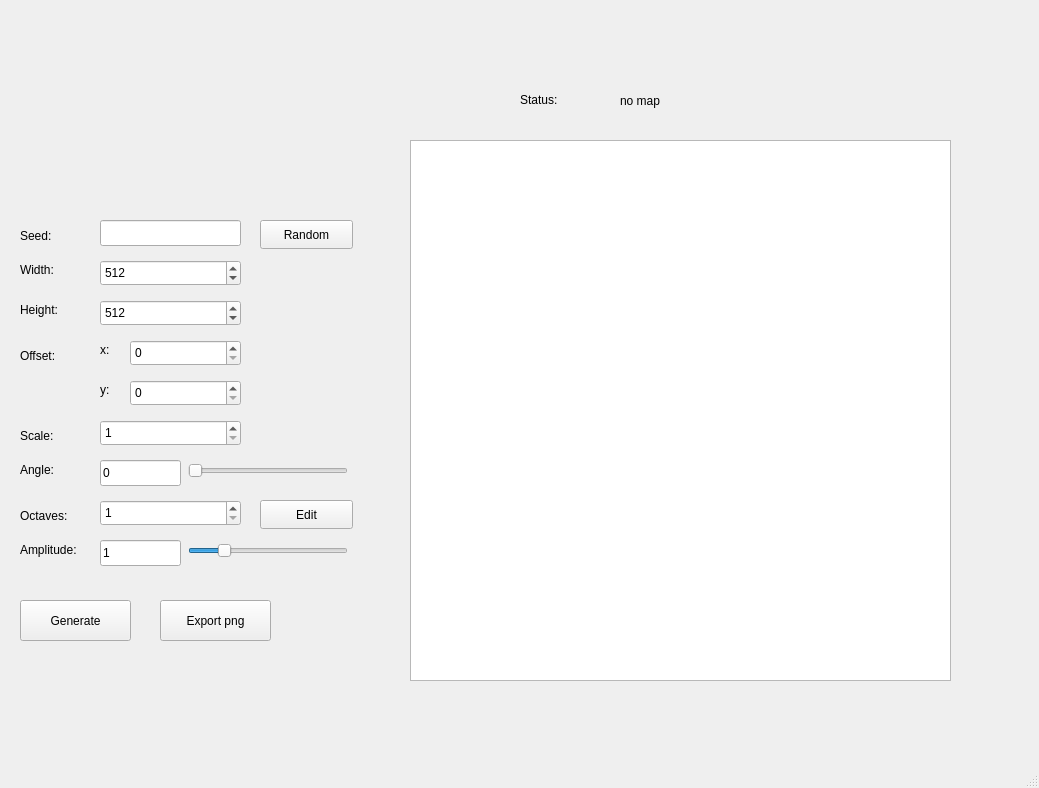
This is Generator/UI/mainwindow.ui in TheAndrewLa/terrain_tools as Qt 5 draws it before an edit. The edited form follows.
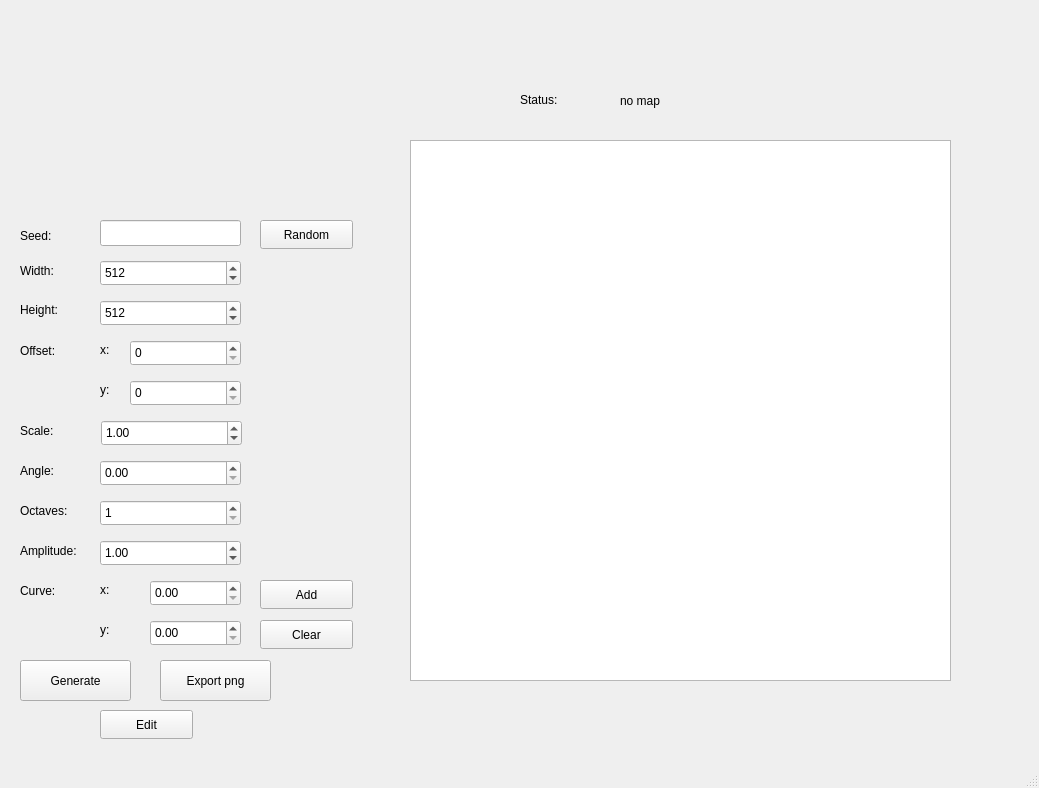
This is the edited form.

```diff
--- a/Generator/UI/mainwindow.ui
+++ b/Generator/UI/mainwindow.ui
@@ -46,7 +46,7 @@
       <x>20</x>
       <y>340</y>
       <width>71</width>
-      <height>31</height>
+      <height>21</height>
      </rect>
     </property>
     <property name="text">
@@ -59,7 +59,7 @@
       <x>20</x>
       <y>420</y>
       <width>71</width>
-      <height>31</height>
+      <height>21</height>
      </rect>
     </property>
     <property name="text">
@@ -83,7 +83,7 @@
     <property name="geometry">
      <rect>
       <x>20</x>
-      <y>600</y>
+      <y>660</y>
       <width>111</width>
       <height>41</height>
      </rect>
@@ -108,7 +108,7 @@
       <x>20</x>
       <y>260</y>
       <width>63</width>
-      <height>20</height>
+      <height>21</height>
      </rect>
     </property>
     <property name="text">
@@ -133,8 +133,8 @@
      <rect>
       <x>20</x>
       <y>500</y>
-      <width>101</width>
-      <height>31</height>
+      <width>71</width>
+      <height>21</height>
      </rect>
     </property>
     <property name="text">
@@ -147,7 +147,7 @@
       <x>20</x>
       <y>540</y>
       <width>81</width>
-      <height>20</height>
+      <height>21</height>
      </rect>
     </property>
     <property name="text">
@@ -237,8 +237,8 @@
    <widget class="QPushButton" name="editOtavesPB">
     <property name="geometry">
      <rect>
-      <x>260</x>
-      <y>500</y>
+      <x>100</x>
+      <y>710</y>
       <width>93</width>
       <height>29</height>
      </rect>
@@ -247,25 +247,6 @@
      <string>Edit</string>
     </property>
    </widget>
-   <widget class="QSpinBox" name="scaleSB">
-    <property name="geometry">
-     <rect>
-      <x>100</x>
-      <y>420</y>
-      <width>141</width>
-      <height>26</height>
-     </rect>
-    </property>
-    <property name="minimum">
-     <number>1</number>
-    </property>
-    <property name="maximum">
-     <number>8</number>
-    </property>
-    <property name="singleStep">
-     <number>0</number>
-    </property>
-   </widget>
    <widget class="QSpinBox" name="centerXSB">
     <property name="geometry">
      <rect>
@@ -318,7 +299,7 @@
     <property name="geometry">
      <rect>
       <x>160</x>
-      <y>600</y>
+      <y>660</y>
       <width>111</width>
       <height>41</height>
      </rect>
@@ -327,107 +308,19 @@
      <string>Export png</string>
     </property>
    </widget>
-   <widget class="QSlider" name="amplitudeHS">
-    <property name="geometry">
-     <rect>
-      <x>188</x>
-      <y>540</y>
-      <width>160</width>
-      <height>22</height>
-     </rect>
-    </property>
-    <property name="maximum">
-     <number>500</number>
-    </property>
-    <property name="singleStep">
-     <number>1</number>
-    </property>
-    <property name="value">
-     <number>100</number>
-    </property>
-    <property name="orientation">
-     <enum>Qt::Orientation::Horizontal</enum>
-    </property>
-   </widget>
-   <widget class="QLineEdit" name="amplitudeLE">
-    <property name="geometry">
-     <rect>
-      <x>100</x>
-      <y>540</y>
-      <width>81</width>
-      <height>26</height>
-     </rect>
-    </property>
-    <property name="inputMask">
-     <string/>
-    </property>
-    <property name="text">
-     <string>1</string>
-    </property>
-    <property name="maxLength">
-     <number>32767</number>
-    </property>
-    <property name="readOnly">
-     <bool>true</bool>
-    </property>
-   </widget>
-   <widget class="QSlider" name="angleHS">
-    <property name="geometry">
-     <rect>
-      <x>188</x>
-      <y>460</y>
-      <width>160</width>
-      <height>22</height>
-     </rect>
-    </property>
-    <property name="maximum">
-     <number>36000</number>
-    </property>
-    <property name="singleStep">
-     <number>1</number>
-    </property>
-    <property name="value">
-     <number>0</number>
-    </property>
-    <property name="orientation">
-     <enum>Qt::Orientation::Horizontal</enum>
-    </property>
-   </widget>
    <widget class="QLabel" name="angleL">
     <property name="geometry">
      <rect>
       <x>20</x>
       <y>460</y>
-      <width>81</width>
-      <height>20</height>
+      <width>71</width>
+      <height>21</height>
      </rect>
     </property>
     <property name="text">
      <string>Angle:</string>
     </property>
    </widget>
-   <widget class="QLineEdit" name="angleLE">
-    <property name="geometry">
-     <rect>
-      <x>100</x>
-      <y>460</y>
-      <width>81</width>
-      <height>26</height>
-     </rect>
-    </property>
-    <property name="inputMask">
-     <string/>
-    </property>
-    <property name="text">
-     <string>0</string>
-    </property>
-    <property name="maxLength">
-     <number>32767</number>
-    </property>
-    <property name="readOnly">
-     <bool>true</bool>
-    </property>
-   </widget>
    <widget class="QLabel" name="label">
     <property name="geometry">
      <rect>
@@ -441,6 +334,185 @@
      <string>Status:</string>
     </property>
    </widget>
+   <widget class="QDoubleSpinBox" name="scaleSB">
+    <property name="geometry">
+     <rect>
+      <x>101</x>
+      <y>420</y>
+      <width>141</width>
+      <height>26</height>
+     </rect>
+    </property>
+    <property name="minimum">
+     <double>0.000000000000000</double>
+    </property>
+    <property name="maximum">
+     <double>8.000000000000000</double>
+    </property>
+    <property name="singleStep">
+     <double>0.500000000000000</double>
+    </property>
+    <property name="value">
+     <double>1.000000000000000</double>
+    </property>
+   </widget>
+   <widget class="QDoubleSpinBox" name="angleSB">
+    <property name="geometry">
+     <rect>
+      <x>100</x>
+      <y>460</y>
+      <width>141</width>
+      <height>26</height>
+     </rect>
+    </property>
+    <property name="wrapping">
+     <bool>false</bool>
+    </property>
+    <property name="frame">
+     <bool>true</bool>
+    </property>
+    <property name="accelerated">
+     <bool>false</bool>
+    </property>
+    <property name="keyboardTracking">
+     <bool>true</bool>
+    </property>
+    <property name="maximum">
+     <double>360.000000000000000</double>
+    </property>
+   </widget>
+   <widget class="QDoubleSpinBox" name="amplitudeSB">
+    <property name="geometry">
+     <rect>
+      <x>100</x>
+      <y>540</y>
+      <width>141</width>
+      <height>26</height>
+     </rect>
+    </property>
+    <property name="maximum">
+     <double>5.000000000000000</double>
+    </property>
+    <property name="singleStep">
+     <double>0.500000000000000</double>
+    </property>
+    <property name="value">
+     <double>1.000000000000000</double>
+    </property>
+   </widget>
+   <widget class="QLabel" name="curveL">
+    <property name="geometry">
+     <rect>
+      <x>20</x>
+      <y>580</y>
+      <width>81</width>
+      <height>21</height>
+     </rect>
+    </property>
+    <property name="text">
+     <string>Curve:</string>
+    </property>
+   </widget>
+   <widget class="QDoubleSpinBox" name="curveXSB">
+    <property name="geometry">
+     <rect>
+      <x>150</x>
+      <y>580</y>
+      <width>91</width>
+      <height>26</height>
+     </rect>
+    </property>
+    <property name="maximum">
+     <double>1.000000000000000</double>
+    </property>
+    <property name="singleStep">
+     <double>0.100000000000000</double>
+    </property>
+   </widget>
+   <widget class="QDoubleSpinBox" name="curveYSB">
+    <property name="geometry">
+     <rect>
+      <x>150</x>
+      <y>620</y>
+      <width>91</width>
+      <height>26</height>
+     </rect>
+    </property>
+    <property name="maximum">
+     <double>1.000000000000000</double>
+    </property>
+    <property name="singleStep">
+     <double>0.050000000000000</double>
+    </property>
+   </widget>
+   <widget class="QPushButton" name="addPointPB">
+    <property name="geometry">
+     <rect>
+      <x>260</x>
+      <y>580</y>
+      <width>93</width>
+      <height>29</height>
+     </rect>
+    </property>
+    <property name="text">
+     <string>Add</string>
+    </property>
+   </widget>
+   <widget class="QPushButton" name="clearCurvePB">
+    <property name="geometry">
+     <rect>
+      <x>260</x>
+      <y>620</y>
+      <width>93</width>
+      <height>29</height>
+     </rect>
+    </property>
+    <property name="text">
+     <string>Clear</string>
+    </property>
+   </widget>
+   <widget class="QLabel" name="yCenterL_2">
+    <property name="geometry">
+     <rect>
+      <x>100</x>
+      <y>620</y>
+      <width>21</width>
+      <height>20</height>
+     </rect>
+    </property>
+    <property name="text">
+     <string>y:</string>
+    </property>
+   </widget>
+   <widget class="QLabel" name="xCenterL_2">
+    <property name="geometry">
+     <rect>
+      <x>100</x>
+      <y>580</y>
+      <width>21</width>
+      <height>20</height>
+     </rect>
+    </property>
+    <property name="text">
+     <string>x:</string>
+    </property>
+   </widget>
+   <widget class="QLabel" name="curveOutputL">
+    <property name="geometry">
+     <rect>
+      <x>70</x>
+      <y>50</y>
+      <width>181</width>
+      <height>151</height>
+     </rect>
+    </property>
+    <property name="text">
+     <string/>
+    </property>
+    <property name="scaledContents">
+     <bool>true</bool>
+    </property>
+   </widget>
   </widget>
   <widget class="QMenuBar" name="menubar">
    <property name="geometry">
```
